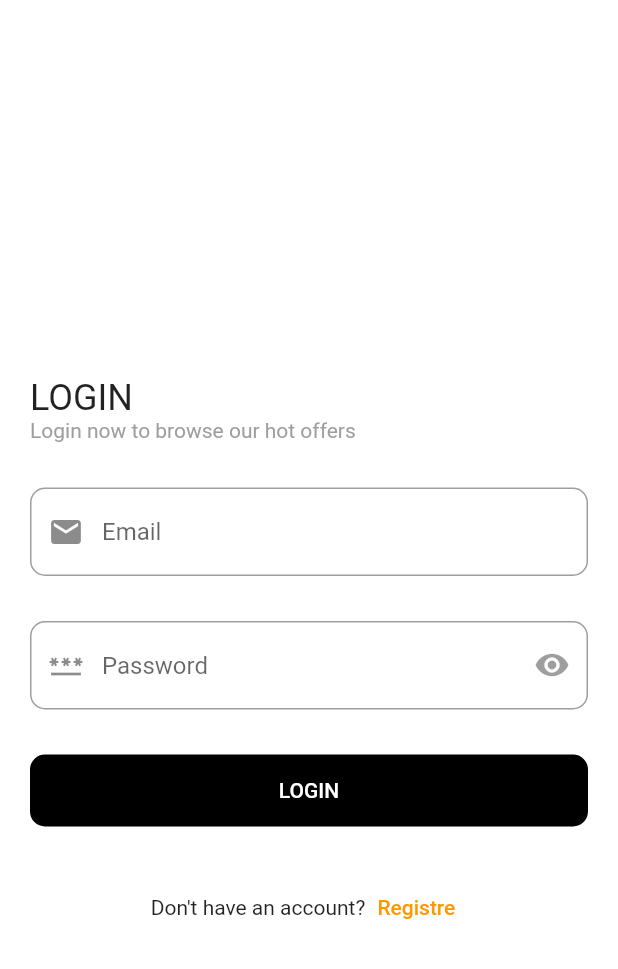
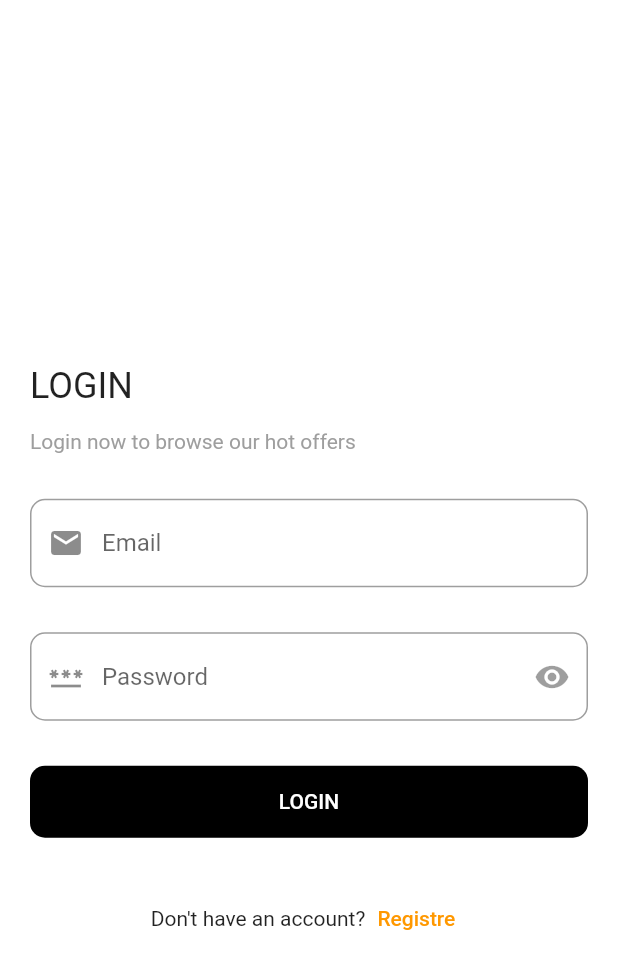
Before and after one commit to ihebmeftah/Udemy_course, a Flutter app: the Login screen opened directly, on a phone screen of 412 x 824 dp. Shown: the top 969 px of the screen. Run offline on Flutter 3.47's test engine with Material 2 defaults, Android fonts, the phone set to English and light mode, and no system bars; our stand-ins replace bloc, conditional_builder_null_safety, dio, flutter_bloc, font_awesome_flutter, hexcolor and 2 more; accounts and stored records are empty; network calls fail.

```diff
--- a/lib/modules/Shopapp/login/login.dart
+++ b/lib/modules/Shopapp/login/login.dart
@@ -26,6 +26,9 @@ class _LoginState extends State<Login> {
                 Text(
                   'LOGIN',
                   style: Theme.of(context).textTheme.headline5,
+                ),
+                const SizedBox(
+                  height: 15,
                 ),
                 Text(
                   'Login now to browse our hot offers',
```
Also changed, not shown: lib/modules/Shopapp/login/logincubit/cubit.dart (added, +7 -0 lines), lib/modules/Shopapp/login/logincubit/states.dart (added, +10 -0 lines).
